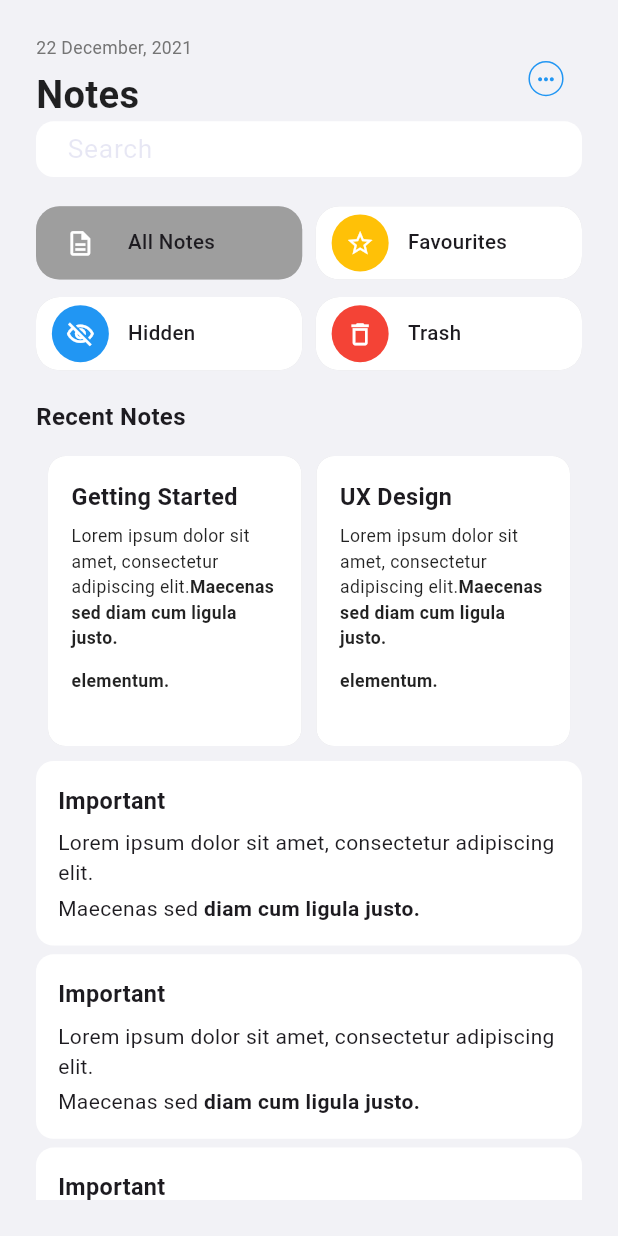
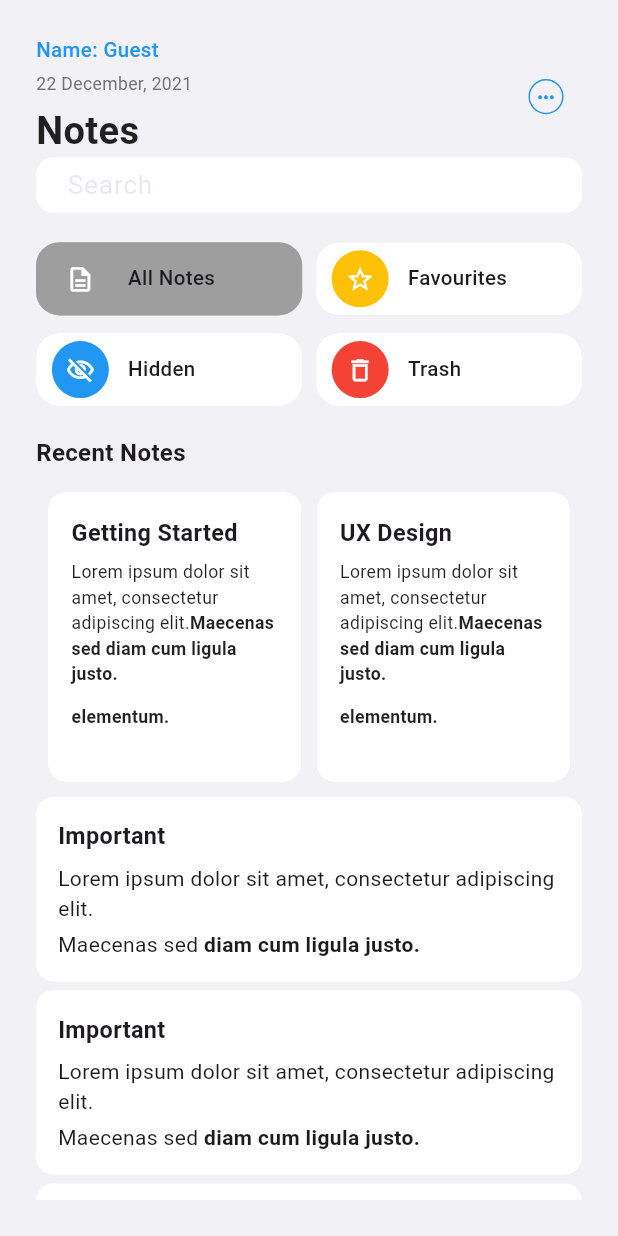
Before and after one commit to Mahfouz28/todo_app1, a Flutter app: the HomeScreen screen opened directly, after a tap on "All Notes", on a phone screen of 412 x 824 dp. Run offline on Flutter 3.47's test engine with Material 3 defaults, Android fonts, the phone set to English and light mode, and no system bars; our stand-ins replace bloc, dio, equatable, flutter_bloc, flutter_screenutil, pretty_dio_logger and 1 more; accounts and stored records are empty.

```diff
--- a/analysis_options.yaml
+++ b/analysis_options.yaml
@@ -7,6 +7,9 @@
 
 # The following line activates a set of recommended lints for Flutter apps,
 # packages, and plugins designed to encourage good coding practices.
+analyzer:
+  errors:
+    unused_local_variable: ignore
 include: package:flutter_lints/flutter.yaml
 
 linter:
--- a/lib/auth/login/cubit/login_cubit.dart
+++ b/lib/auth/login/cubit/login_cubit.dart
@@ -1,6 +1,7 @@
 import 'package:bloc/bloc.dart';
 import 'package:equatable/equatable.dart';
 import 'package:flutter/widgets.dart';
+import 'package:shared_preferences/shared_preferences.dart';
 import 'package:todo_app1/auth/login/model/usermodel.dart';
 import 'package:todo_app1/auth/login/repo/login_repo.dart';
 
@@ -8,27 +9,36 @@ part 'login_state.dart';
 
 class LoginCubit extends Cubit<LoginState> {
   LoginCubit(this.loginRepo) : super(LoginInitial());
+
+  final LoginRepo loginRepo;
   final formKey = GlobalKey<FormState>();
-
-  final TextEditingController emailController = TextEditingController();
-  final TextEditingController passwordController = TextEditingController();
-  final LoginRepo loginRepo;
+  final emailController = TextEditingController();
+  final passwordController = TextEditingController();
 
   bool obscure = true;
+
   Future<void> login() async {
+    final SharedPreferences pref = await SharedPreferences.getInstance();
     if (formKey.currentState?.validate() != true) {
       emit(LoginError("Please check your input."));
       return;
     }
+
     emit(LoginLoading());
     try {
-      final userModel = loginRepo.logIn(
+      final userModel = await loginRepo.logIn(
         emailController.text.trim(),
         passwordController.text.trim(),
       );
-      emit(LoginSuccess(await userModel));
+
+      pref.setString("username", userModel.username.toString());
+      pref.setString("id", userModel.id.toString());
+      pref.setString("email", userModel.email.toString());
+      emit(LoginSuccess(userModel));
+      final prefs = await SharedPreferences.getInstance();
+      await prefs.setBool('is_logged_in', true);
     } catch (e) {
-      emit(LoginError("An error occurred during sign up: $e"));
+      emit(LoginError("An error occurred during login: $e"));
     }
   }
 
@@ -36,4 +46,6 @@ class LoginCubit extends Cubit<LoginState> {
     obscure = !obscure;
     emit(LoginTogglePassword(obscure));
   }
+
+
 }
--- a/lib/auth/login/ui/screen/login_screen.dart
+++ b/lib/auth/login/ui/screen/login_screen.dart
@@ -41,7 +41,7 @@ class LoginScreen extends StatelessWidget {
             } else if (state is LoginError) {
               ScaffoldMessenger.of(context).showSnackBar(
                 SnackBar(
-                  content: Text('login Failluer ${state.message} '),
+                  content: Text('Login failed: ${state.message}'),
                   backgroundColor: Colors.red,
                   behavior: SnackBarBehavior.floating,
                   duration: const Duration(seconds: 3),
--- a/lib/homeScreen/bloC/cubit/home_screen_cubit.dart
+++ b/lib/homeScreen/bloC/cubit/home_screen_cubit.dart
@@ -1,10 +1,11 @@
 import 'package:flutter_bloc/flutter_bloc.dart';
 import 'package:equatable/equatable.dart';
+import 'package:shared_preferences/shared_preferences.dart';
+import 'package:todo_app1/auth/login/model/usermodel.dart';
 
 part 'home_screen_state.dart';
 
 class HomeScreenCubit extends Cubit<HomeScreenState> {
-  // Key = title of the card, value = isSelected
   final Map<String, bool> _cardStates = {
     'All Notes': false,
     'Favourites': false,
@@ -20,4 +21,17 @@ class HomeScreenCubit extends Cubit<HomeScreenState> {
   }
 
   bool getCardState(String title) => _cardStates[title] ?? false;
+  void getUserData() async {
+    final SharedPreferences pref = await SharedPreferences.getInstance();
+    final userModel = UserModel(
+      id: pref.getInt('userId') ?? 0,
+      username: pref.getString('username') ?? '',
+      email: pref.getString('email') ?? '',
+      created: DateTime.now(),
+    );
+
+    emit(
+      UserDataLoaded(userModel),
+    );
+  }
 }
--- a/lib/homeScreen/bloC/cubit/home_screen_state.dart
+++ b/lib/homeScreen/bloC/cubit/home_screen_state.dart
@@ -17,3 +17,12 @@ final class CategoryColorsUpdated extends HomeScreenState {
   @override
   List<Object> get props => [cardStates];
 }
+
+final class UserDataLoaded extends HomeScreenState {
+  final UserModel user;
+
+  const UserDataLoaded(this.user);
+
+  @override
+  List<Object> get props => [user];
+}
--- a/lib/homeScreen/ui/Screen/home_screen.dart
+++ b/lib/homeScreen/ui/Screen/home_screen.dart
@@ -13,6 +13,10 @@ class HomeScreen extends StatelessWidget {
 
   @override
   Widget build(BuildContext context) {
+    WidgetsBinding.instance.addPostFrameCallback((_) {
+      context.read<HomeScreenCubit>().getUserData();
+    });
+
     return Scaffold(
       backgroundColor: const Color(0xffF2F2F6),
       body: SafeArea(
@@ -21,10 +25,23 @@ class HomeScreen extends StatelessWidget {
           child: SingleChildScrollView(
             child: Column(
               children: [
-                const NotesHeader(),
+                /// Header with user info
+                BlocBuilder<HomeScreenCubit, HomeScreenState>(
+                  builder: (context, state) {
+                    if (state is UserDataLoaded) {
+                      return NotesHeader(
+                        username: state.user.username,
+
+                      );
+                    }
+                    return const NotesHeader();
+                  },
+                ),
+
                 const CustomTextFormField(hintText: 'Search'),
                 20.verticalSpace,
 
+                /// Categories
                 BlocBuilder<HomeScreenCubit, HomeScreenState>(
                   builder: (context, state) {
                     final cubit = context.read<HomeScreenCubit>();
@@ -93,6 +110,7 @@ class HomeScreen extends StatelessWidget {
                 ),
 
                 20.verticalSpace,
+
                 Align(
                   alignment: Alignment.topLeft,
                   child: Text(
@@ -101,6 +119,8 @@ class HomeScreen extends StatelessWidget {
                   ),
                 ),
                 15.verticalSpace,
+
+                /// Static Info Cards
                 Row(
                   mainAxisAlignment: MainAxisAlignment.center,
                   children: const [
@@ -121,6 +141,8 @@ class HomeScreen extends StatelessWidget {
                     ),
                   ],
                 ),
+
+                /// Important Notes List
                 Padding(
                   padding: const EdgeInsets.only(top: 10, bottom: 6),
                   child: ListView.separated(
--- a/lib/homeScreen/ui/widgets/header.dart
+++ b/lib/homeScreen/ui/widgets/header.dart
@@ -2,26 +2,36 @@ import 'package:flutter/material.dart';
 import 'package:flutter_screenutil/flutter_screenutil.dart';
 
 class NotesHeader extends StatelessWidget {
-  final String title;
+
+  final String? username;
   final String date;
   final VoidCallback? onMorePressed;
 
+
   const NotesHeader({
     super.key,
-    this.title = 'Notes',
+    this.username,
     this.date = '22 December, 2021',
     this.onMorePressed,
   });
 
   @override
   Widget build(BuildContext context) {
-    return Container(
-      child: Row(
+    return Row(
       mainAxisAlignment: MainAxisAlignment.spaceBetween,
       children: [
         Column(
           crossAxisAlignment: CrossAxisAlignment.start,
           children: [
+            Text(
+              'Name: ${username ?? "Guest"} ',
+              style: TextStyle(
+                fontSize: 14.sp,
+                fontWeight: FontWeight.w500,
+                color: Colors.blue,
+              ),
+            ),
+            SizedBox(height: 4.h),
             Text(
               date,
               style: TextStyle(fontSize: 12.sp, color: Colors.grey.shade600),
@@ -53,7 +63,6 @@ class NotesHeader extends StatelessWidget {
           ),
         ),
       ],
-      ),
     );
   }
 }
--- a/pubspec.yaml
+++ b/pubspec.yaml
@@ -46,6 +46,7 @@ dependencies:
   equatable: ^2.0.5
   dio: ^5.8.0+1
   pretty_dio_logger: ^1.4.0
+  shared_preferences: ^2.5.3
 
 dev_dependencies:
   flutter_test:
```
Also changed, not shown: lib/main.dart (+24 -6 lines), pubspec.lock, 1 other file. Lines whose indentation alone changed are shown as unchanged.
